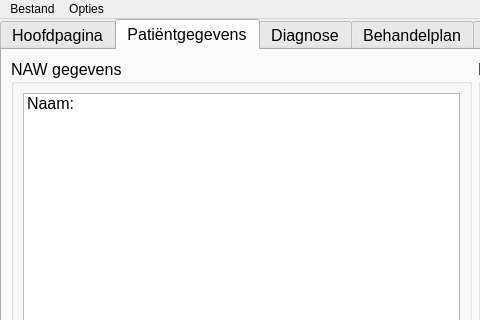
Qt form ui/mainwindow.ui (blu3beri/MNNU-Desktop) before a commit; both pictures show x 0 to 480 and y 0 to 320 of the 1280 by 720 pixel window.
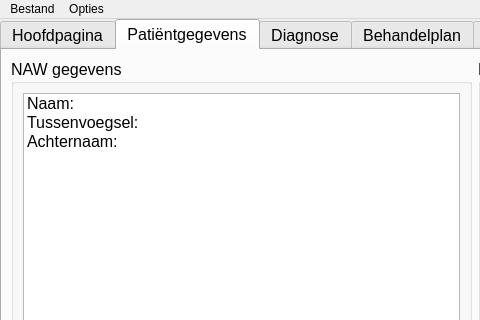
The same form after that commit. Icons and pictures are not drawn.

Commit message: Changed resource.qrc location path

Diff of the .ui file:
```diff
--- a/ui/mainwindow.ui
+++ b/ui/mainwindow.ui
@@ -74,6 +74,16 @@
                <string>Naam:</string>
               </property>
              </item>
+             <item>
+              <property name="text">
+               <string>Tussenvoegsel:</string>
+              </property>
+             </item>
+             <item>
+              <property name="text">
+               <string>Achternaam:</string>
+              </property>
+             </item>
             </widget>
            </item>
           </layout>
```
Left out of the diff: 12 changed lines with no effect on the pictures.
